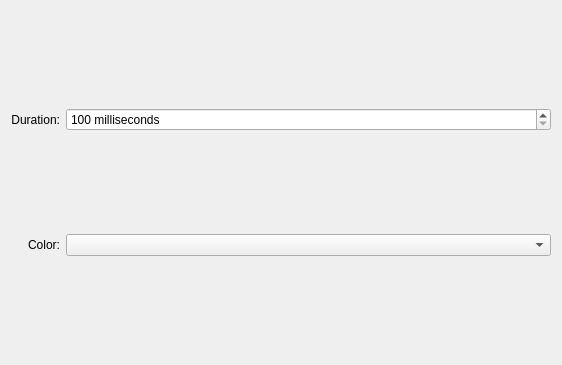
The window that kwin/kwin4_effect_tv/config.ui (Schneegans/Burn-My-Windows) describes before a commit, drawn with Qt 5.
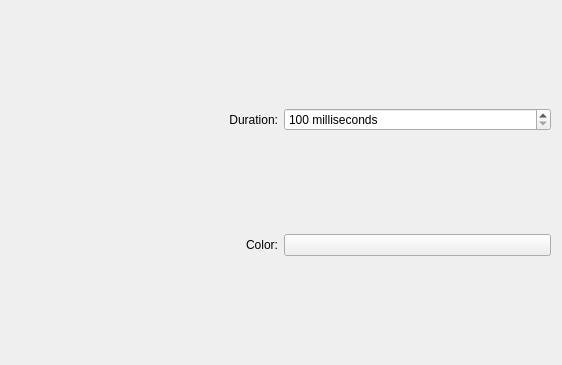
The same window after the commit. Custom widgets are drawn as their Qt base class.

Commit message: :wrench: Tweak kwin config GUI

Patch:
```diff
--- a/kwin/kwin4_effect_tv/config.ui
+++ b/kwin/kwin4_effect_tv/config.ui
@@ -28,12 +28,9 @@
     </widget>
    </item>
    <item row="1" column="1">
-    <widget class="KColorCombo" name="kcfg_Color">
-     <property name="sizePolicy">
-      <sizepolicy hsizetype="Expanding" vsizetype="Fixed">
-       <horstretch>0</horstretch>
-       <verstretch>0</verstretch>
-      </sizepolicy>
+    <widget class="KColorButton" name="kcfg_Color">
+     <property name="alphaChannelEnabled">
+      <bool>true</bool>
      </property>
     </widget>
    </item>
@@ -64,9 +61,9 @@
  </widget>
  <customwidgets>
   <customwidget>
-   <class>KColorCombo</class>
-   <extends>QComboBox</extends>
-   <header>kcolorcombo.h</header>
+   <class>KColorButton</class>
+   <extends>QPushButton</extends>
+   <header>kcolorbutton.h</header>
   </customwidget>
  </customwidgets>
  <resources />
```
The commit also changes 4 other files.
